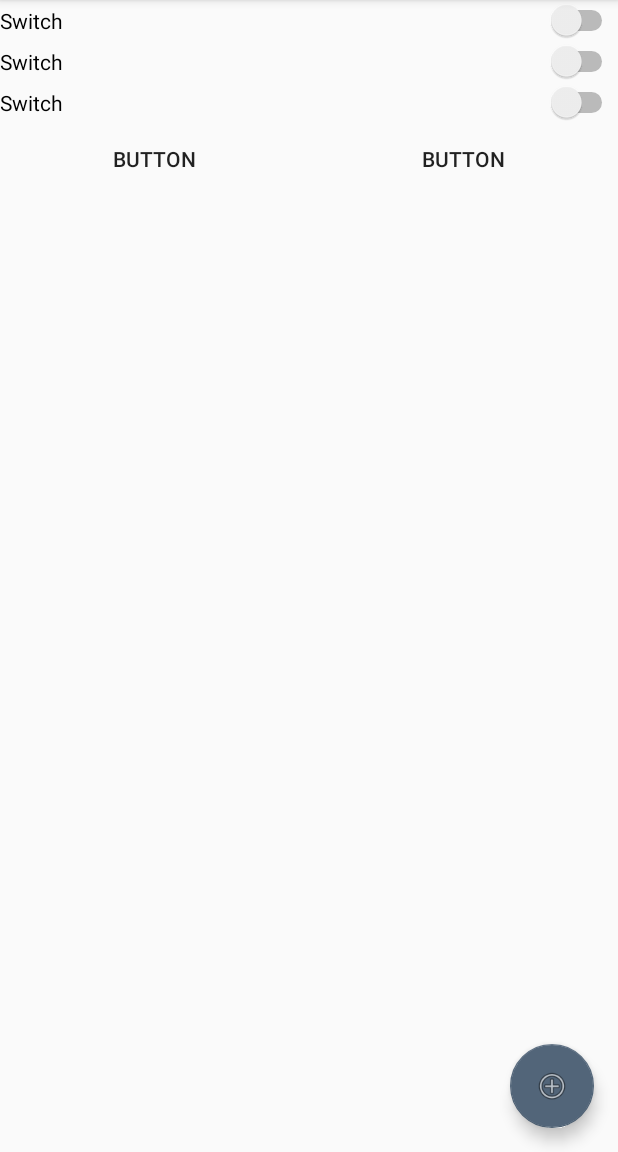
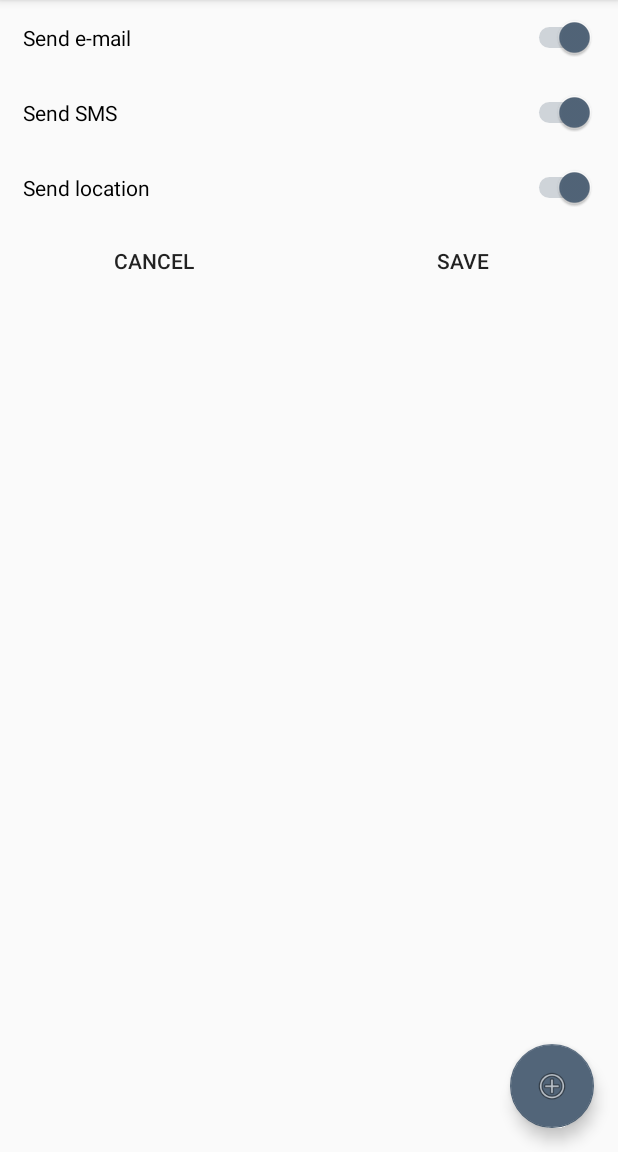
Before and after one commit to OnPanic/WarnContacts, an Android app: the fragment ContactSettings placed in its activity, on a phone screen of 412 x 824 dp, the part 84-1236 px from its top. Run offline under Robolectric (Android 15) with nearby library versions, the phone set to English and light mode, and no system bars.

Commit message:
contact settings

```diff
--- a/app/src/main/java/org/thepanicproject/warncontacts/adapters/ContactsAdapter.java
+++ b/app/src/main/java/org/thepanicproject/warncontacts/adapters/ContactsAdapter.java
@@ -8,13 +8,13 @@ import android.view.ViewGroup;
 import android.widget.TextView;
 
 import org.thepanicproject.warncontacts.R;
-import org.thepanicproject.warncontacts.fragments.ContactsFragment;
+import org.thepanicproject.warncontacts.fragments.ContactsListFragment;
 
 public class ContactsAdapter extends CursorRecyclerViewAdapter<ContactsAdapter.ViewHolder> {
 
-    private final ContactsFragment.OnContactListener mListener;
+    private final ContactsListFragment.OnContactListener mListener;
 
-    public ContactsAdapter(Cursor cursor, ContactsFragment.OnContactListener listener) {
+    public ContactsAdapter(Cursor cursor, ContactsListFragment.OnContactListener listener) {
         super(cursor);
         mListener = listener;
     }
--- a/app/src/main/java/org/thepanicproject/warncontacts/database/ContactsDB.java
+++ b/app/src/main/java/org/thepanicproject/warncontacts/database/ContactsDB.java
@@ -13,7 +13,7 @@ public class ContactsDB extends SQLiteOpenHelper {
     private static final String CONTACTS_TABLE_CREATE =
             "CREATE TABLE " + CONTACTS_TABLE_NAME + " (" +
                     "_id INTEGER PRIMARY KEY AUTOINCREMENT, " +
-                    "contact_id INTEGER, " +
+                    "contact_id TEXT, " +
                     "send_email INTEGER DEFAULT 0, " +
                     "enabled INTEGER DEFAULT 1, " +
                     "send_position INTEGER DEFAULT 0, " +
--- a/app/src/main/java/org/thepanicproject/warncontacts/fragments/ContactSettings.java
+++ b/app/src/main/java/org/thepanicproject/warncontacts/fragments/ContactSettings.java
@@ -6,12 +6,17 @@ import android.os.Bundle;
 import android.view.LayoutInflater;
 import android.view.View;
 import android.view.ViewGroup;
+import android.widget.Button;
+import android.widget.Switch;
 
 import org.thepanicproject.warncontacts.R;
 import org.thepanicproject.warncontacts.constants.WarnConstants;
 
 public class ContactSettings extends Fragment {
     private String contactID;
+    private Switch sms;
+    private Switch email;
+    private Switch location;
     private OnContacSettingsListener mListener;
 
     public ContactSettings() {
@@ -30,9 +35,29 @@ public class ContactSettings extends Fragment {
     @Override
     public View onCreateView(LayoutInflater inflater, ViewGroup container,
                              Bundle savedInstanceState) {
-        // Inflate the layout for this fragment
         View layout = inflater.inflate(R.layout.fragment_contact_settings, container, false);
-        // (TextView) layout.findViewById();
+
+        sms = (Switch) layout.findViewById(R.id.send_sms);
+        email = (Switch) layout.findViewById(R.id.send_email);
+        location = (Switch) layout.findViewById(R.id.send_location);
+
+        Button save = (Button) layout.findViewById(R.id.contact_save);
+        save.setOnClickListener(new View.OnClickListener() {
+            @Override
+            public void onClick(View view) {
+                mListener.onContactSaveCallback(
+                        contactID, sms.isChecked(), email.isChecked(), location.isChecked());
+            }
+        });
+
+        Button cancel = (Button) layout.findViewById(R.id.contact_cancel);
+        cancel.setOnClickListener(new View.OnClickListener() {
+            @Override
+            public void onClick(View view) {
+                mListener.onContactCancelCallback();
+            }
+        });
+
         return layout;
     }
 
@@ -54,6 +79,8 @@ public class ContactSettings extends Fragment {
     }
 
     public interface OnContacSettingsListener {
-        void onContactSettingsCallback();
+        void onContactSaveCallback(String contact_id, Boolean sms, Boolean email, Boolean location);
+
+        void onContactCancelCallback();
     }
 }
--- a/app/src/main/java/org/thepanicproject/warncontacts/fragments/ContactsFragment.java
+++ b/app/src/main/java/org/thepanicproject/warncontacts/fragments/ContactsListFragment.java
@@ -16,16 +16,18 @@ import org.thepanicproject.warncontacts.R;
 import org.thepanicproject.warncontacts.adapters.ContactsAdapter;
 import org.thepanicproject.warncontacts.providers.ContactsContentProvider;
 
-public class ContactsFragment extends Fragment {
+public class ContactsListFragment extends Fragment {
     private ContentResolver mContentResolver;
     private ContactsAdapter mContacts;
     private ContactsObserver mContactsObserver;
     private OnContactListener mListener;
 
     private String[] mProjection = new String[]{
-            ContactsContentProvider.Contact._ID};
+            ContactsContentProvider.Contact._ID,
+            ContactsContentProvider.Contact.CONTACT_ID
+    };
 
-    public ContactsFragment() {
+    public ContactsListFragment() {
     }
 
     @Override
@@ -36,20 +38,19 @@ public class ContactsFragment extends Fragment {
     @Override
     public View onCreateView(LayoutInflater inflater, ViewGroup container,
                              Bundle savedInstanceState) {
-        View view = inflater.inflate(R.layout.fragment_contacts_list, container, false);
+        RecyclerView view = (RecyclerView) inflater.inflate(R.layout.fragment_contacts_list, container, false);
 
-        Context context = view.getContext();
-        mContentResolver = context.getContentResolver();
         mContacts = new ContactsAdapter(
                 mContentResolver.query(
                         ContactsContentProvider.CONTENT_URI, mProjection, null, null, null
                 ),
                 mListener);
+
         mContactsObserver = new ContactsObserver(new Handler());
         mContentResolver.registerContentObserver(ContactsContentProvider.CONTENT_URI, true, mContactsObserver);
-        RecyclerView recyclerView = (RecyclerView) view;
-        recyclerView.setLayoutManager(new LinearLayoutManager(context));
-        recyclerView.setAdapter(mContacts);
+
+        view.setLayoutManager(new LinearLayoutManager(view.getContext()));
+        view.setAdapter(mContacts);
 
         return view;
     }
@@ -57,6 +58,9 @@ public class ContactsFragment extends Fragment {
     @Override
     public void onAttach(Context context) {
         super.onAttach(context);
+
+        mContentResolver = context.getContentResolver();
+
         if (context instanceof OnContactListener) {
             mListener = (OnContactListener) context;
         } else {
@@ -69,18 +73,9 @@ public class ContactsFragment extends Fragment {
     public void onDetach() {
         super.onDetach();
         mListener = null;
+        mContentResolver.unregisterContentObserver(mContactsObserver);
     }
 
-    /**
-     * This interface must be implemented by activities that contain this
-     * fragment to allow an interaction in this fragment to be communicated
-     * to the activity and potentially other fragments contained in that
-     * activity.
-     * <p/>
-     * See the Android Training lesson <a href=
-     * "http://developer.android.com/training/basics/fragments/communicating.html"
-     * >Communicating with Other Fragments</a> for more information.
-     */
     public interface OnContactListener {
         void onContactListenerCallback(int id);
     }
--- a/app/src/main/res/layout/fragment_contact_settings.xml
+++ b/app/src/main/res/layout/fragment_contact_settings.xml
@@ -9,22 +9,28 @@
         android:orientation="vertical">
 
         <Switch
-            android:id="@+id/switch4"
+            android:id="@+id/send_email"
             android:layout_width="match_parent"
             android:layout_height="wrap_content"
-            android:text="Switch" />
+            android:checked="true"
+            android:padding="15dp"
+            android:text="@string/send_email" />
 
         <Switch
-            android:id="@+id/switch3"
+            android:id="@+id/send_sms"
             android:layout_width="match_parent"
             android:layout_height="wrap_content"
-            android:text="Switch" />
+            android:checked="true"
+            android:padding="15dp"
+            android:text="@string/send_sms" />
 
         <Switch
-            android:id="@+id/switch5"
+            android:id="@+id/send_location"
             android:layout_width="match_parent"
             android:layout_height="wrap_content"
-            android:text="Switch" />
+            android:checked="true"
+            android:padding="15dp"
+            android:text="@string/send_location" />
 
         <LinearLayout
             android:layout_width="match_parent"
@@ -32,20 +38,20 @@
             android:orientation="horizontal">
 
             <Button
-                android:id="@+id/button2"
+                android:id="@+id/contact_cancel"
                 style="@style/Widget.AppCompat.Button.Borderless"
                 android:layout_width="wrap_content"
                 android:layout_height="wrap_content"
                 android:layout_weight="1"
-                android:text="Button" />
+                android:text="@string/cancel" />
 
             <Button
-                android:id="@+id/button"
+                android:id="@+id/contact_save"
                 style="@style/Widget.AppCompat.Button.Borderless"
                 android:layout_width="wrap_content"
                 android:layout_height="wrap_content"
                 android:layout_weight="1"
-                android:text="Button" />
+                android:text="@string/save" />
         </LinearLayout>
     </LinearLayout>
 
--- a/app/src/main/res/layout/fragment_contacts_list.xml
+++ b/app/src/main/res/layout/fragment_contacts_list.xml
@@ -9,5 +9,5 @@
     android:layout_marginLeft="16dp"
     android:layout_marginRight="16dp"
     app:layoutManager="LinearLayoutManager"
-    tools:context="org.thepanicproject.warncontacts.fragments.ContactsFragment"
+    tools:context="org.thepanicproject.warncontacts.fragments.ContactsListFragment"
     tools:listitem="@layout/fragment_contacts" />
--- a/app/src/main/res/values/strings.xml
+++ b/app/src/main/res/values/strings.xml
@@ -1,4 +1,9 @@
 <resources>
     <string name="app_name">Warn Contacts</string>
     <string name="action_settings">Settings</string>
+    <string name="send_email">Send e-mail</string>
+    <string name="send_sms">Send SMS</string>
+    <string name="send_location">Send location</string>
+    <string name="cancel">Cancel</string>
+    <string name="save">Save</string>
 </resources>
```
Also changed, not shown: app/src/main/java/org/thepanicproject/warncontacts/WarnContacsActivity.java (+22 -6 lines).
